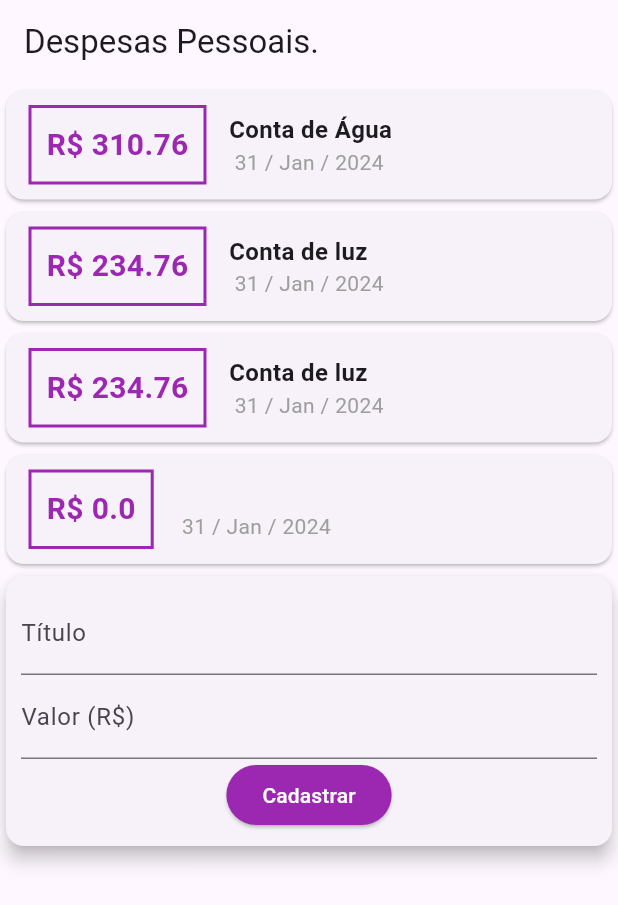
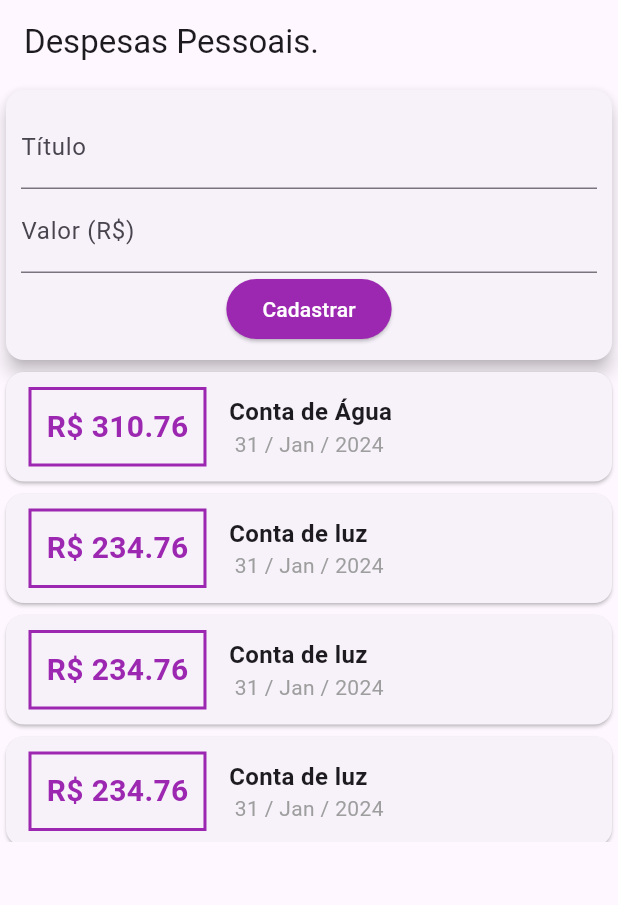
Before and after one commit to danillohss/flutter_expenses, a Flutter app: the screen it shows after launch, after a tap on "Cadastrar", on a phone screen of 412 x 824 dp. Shown: the top 905 px of the screen. Run offline on Flutter 3.47's test engine with Material 3 defaults, Android fonts, the phone set to English and light mode, and no system bars.

Commit message:
Otimizando Lista, teclado e renderização

```diff
--- a/lib/components/transaction_form.dart
+++ b/lib/components/transaction_form.dart
@@ -7,6 +7,15 @@ class TransactionForm extends StatelessWidget {
   final void Function(String, double) onSubmit;
 
   TransactionForm(this.onSubmit);
+
+  _submitForm() {
+    final title = titleModel.text;
+    final value = double.tryParse(valueModel.text) ?? 0;
+    if (title.isEmpty || value <= 0) {
+      return;
+    }
+    onSubmit(title, value);
+  }
 
   @override
   Widget build(BuildContext context) {
@@ -24,6 +33,8 @@ class TransactionForm extends StatelessWidget {
               ),
               TextField(
                 controller: valueModel,
+                keyboardType: TextInputType.numberWithOptions(decimal: true),
+                onSubmitted: (value) => _submitForm(),
                 decoration: const InputDecoration(
                   labelText: 'Valor (R\$)',
                 ),
@@ -33,11 +44,7 @@ class TransactionForm extends StatelessWidget {
                   backgroundColor:
                       MaterialStatePropertyAll<Color>(Colors.purple),
                 ),
-                onPressed: () {
-                  final title = titleModel.text;
-                  final value = double.tryParse(valueModel.text) ?? 0;
-                  onSubmit(title, value);
-                },
+                onPressed: _submitForm,
                 child: const Text(
                   'Cadastrar',
                   style: TextStyle(color: Colors.white),
--- a/lib/components/transaction_list.dart
+++ b/lib/components/transaction_list.dart
@@ -10,13 +10,18 @@ class TransactionList extends StatelessWidget {
 
   @override
   Widget build(BuildContext context) {
-    return Column(
-      children: transactions.map((tr) {
+    return Container(
+      height: 317,
+      child: ListView.builder(
+        itemCount: transactions.length,
+        itemBuilder: (ctx, index) {
+          final tr = transactions[index];
           return Card(
               child: Row(
             children: <Widget>[
               Container(
-              margin: const EdgeInsets.symmetric(horizontal: 15, vertical: 10),
+                margin:
+                    const EdgeInsets.symmetric(horizontal: 15, vertical: 10),
                 decoration: BoxDecoration(
                     border: Border.all(
                   color: Colors.purple,
@@ -50,7 +55,8 @@ class TransactionList extends StatelessWidget {
               )
             ],
           ));
-      }).toList(),
+        },
+      ),
     );
   }
 }
--- a/lib/components/transaction_user.dart
+++ b/lib/components/transaction_user.dart
@@ -15,6 +15,18 @@ class _TransactionUserState extends State<TransactionUser> {
       id: 't1',
       title: 'Conta de Água',
       value: 310.76,
+      date: DateTime.now(),
+    ),
+    Transaction(
+      id: 't2',
+      title: 'Conta de luz',
+      value: 234.76,
+      date: DateTime.now(),
+    ),
+    Transaction(
+      id: 't2',
+      title: 'Conta de luz',
+      value: 234.76,
       date: DateTime.now(),
     ),
     Transaction(
@@ -48,8 +60,8 @@ class _TransactionUserState extends State<TransactionUser> {
   Widget build(BuildContext context) {
     return Column(
       children: <Widget>[
+        TransactionForm(_addTransaction),
         TransactionList(_transactions),
-        TransactionForm(_addTransaction),
       ],
     );
   }
--- a/lib/main.dart
+++ b/lib/main.dart
@@ -17,7 +17,7 @@ class MyHomePage extends StatelessWidget {
       appBar: AppBar(
         title: const Text("Despesas Pessoais."),
       ),
-      body: SingleChildScrollView(
+      body: SingleChildScrollView (
         child: Column(
           crossAxisAlignment: CrossAxisAlignment.start,
           children: <Widget>[
```
Also changed, not shown: 1 other file. Lines whose indentation alone changed are shown as unchanged.
